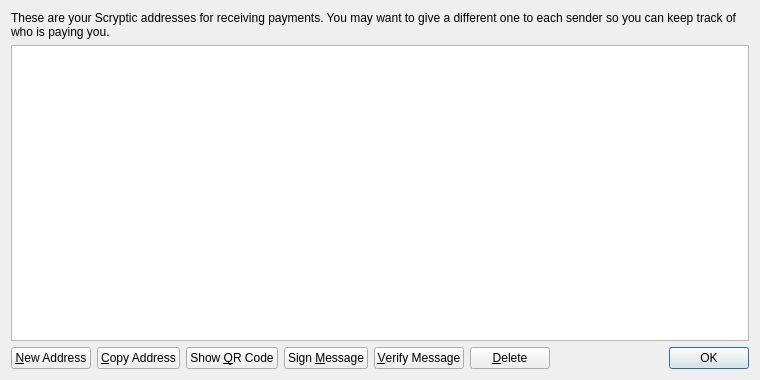
Old version of the form src/qt/forms/addressbookpage.ui in the repository 5mil/Scryptic.
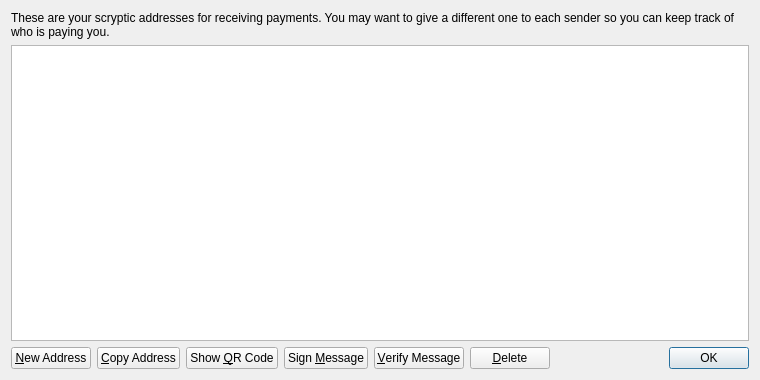
New version of the form. Icons and pictures are not drawn.

Diff of the .ui file:
```diff
--- a/src/qt/forms/addressbookpage.ui
+++ b/src/qt/forms/addressbookpage.ui
@@ -17,7 +17,7 @@
    <item>
     <widget class="QLabel" name="labelExplanation">
      <property name="text">
-      <string>These are your Scryptic addresses for receiving payments. You may want to give a different one to each sender so you can keep track of who is paying you.</string>
+      <string>These are your scryptic addresses for receiving payments. You may want to give a different one to each sender so you can keep track of who is paying you.</string>
      </property>
      <property name="textFormat">
       <enum>Qt::PlainText</enum>
```
Left out of the diff: 4 changed lines with no effect on the pictures.
